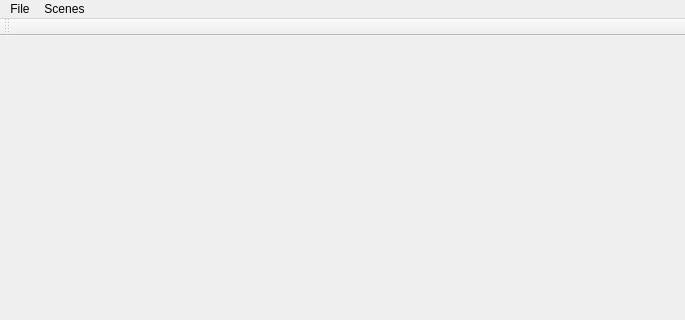
This is assignment_package/cis560_rasterizer_3d/mainwindow.ui in repoluo/Rasterizer as Qt 5 draws it before an edit; both pictures show x 0 to 685 and y 0 to 320 of the 685 by 727 pixel window. The edited form follows.
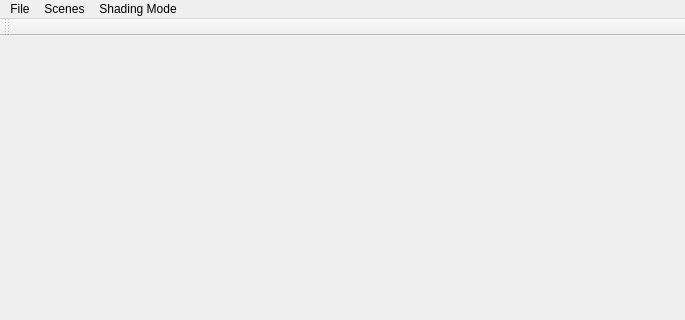
This is the edited form.

The edit to the form file:
```diff
--- a/assignment_package/cis560_rasterizer_3d/mainwindow.ui
+++ b/assignment_package/cis560_rasterizer_3d/mainwindow.ui
@@ -66,8 +66,16 @@
     </property>
     <addaction name="actionEquilateral_Triangle"/>
    </widget>
+   <widget class="QMenu" name="menuShadingMode">
+    <property name="title">
+     <string>Shading Mode</string>
+    </property>
+    <addaction name="actionBlinnPhong"/>
+    <addaction name="actionWireframes"/>
+   </widget>
    <addaction name="menuFile"/>
    <addaction name="menuScenes"/>
+   <addaction name="menuShadingMode"/>
   </widget>
   <widget class="QToolBar" name="mainToolBar">
    <attribute name="toolBarArea">
```
Left out of the diff: 10 changed lines with no effect on the pictures.
